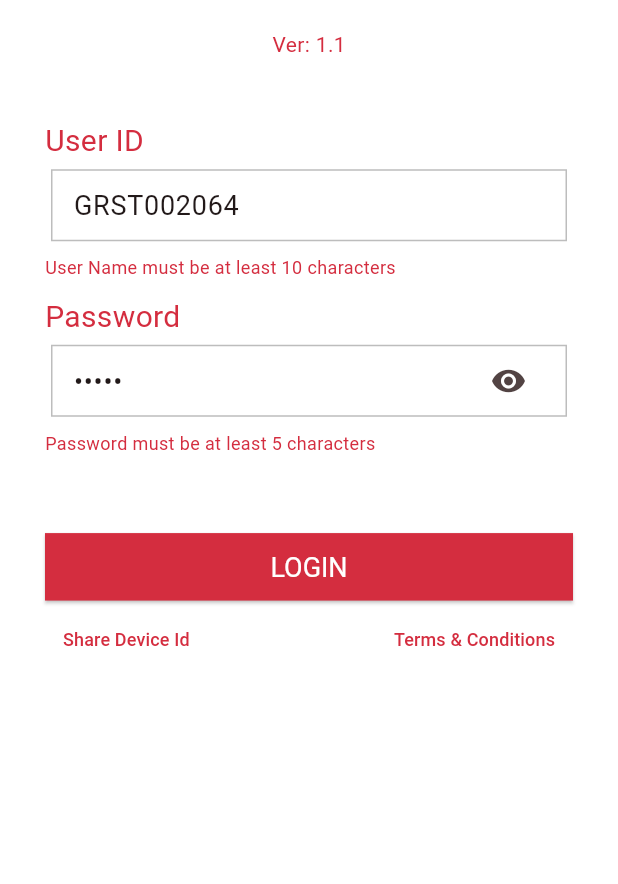
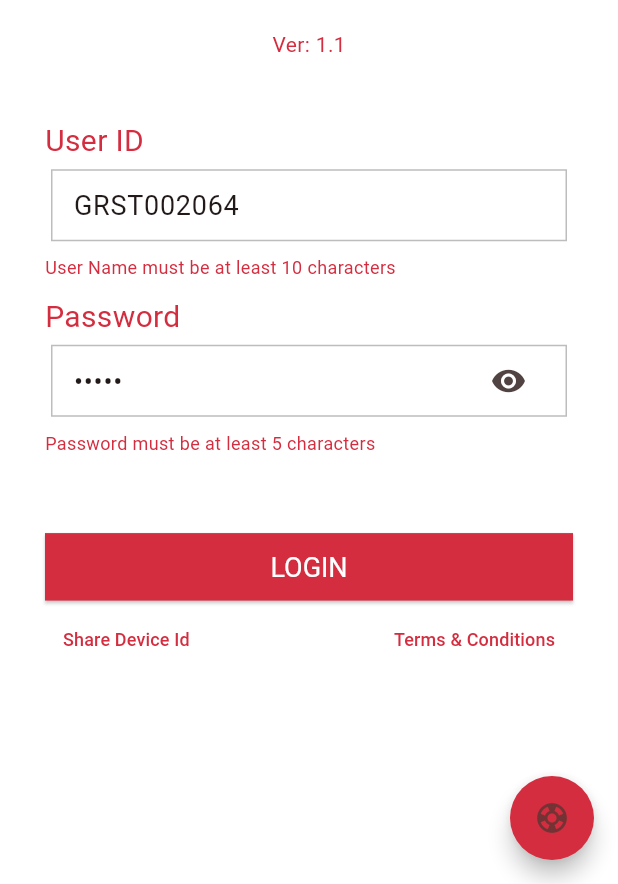
Before and after one commit to sunny-Joon/Flutter-Sourcing-App, a Flutter app: the LoginPage screen opened directly, on a phone screen of 412 x 824 dp, the part 352-1236 px from its top. Run offline on Flutter 3.47's test engine with Material 3 defaults, Android fonts, the phone set to English and light mode, and no system bars; drawn by our look-alikes of flutter_speed_dial; our stand-ins replace audioplayers, carousel_slider, curved_navigation_bar, device_info_plus, dio, flutter_easyloading and 16 more; missing offline and left inert: android_intent_plus, crop_your_image, dart:ffi, flutter_pdfview, gif, qr_code_scanner; accounts and stored records are empty; generated files the repository leaves out were written again; network calls fail.

Commit message:
2/12 fifth

```diff
--- a/lib/LoginPage.dart
+++ b/lib/LoginPage.dart
@@ -3,8 +3,11 @@ import 'package:flutter_easyloading/flutter_easyloading.dart';
 import 'package:flutter_sourcing_app/GlobalClass.dart';
 import 'package:flutter_sourcing_app/PopupDialog.dart';
 import 'package:flutter_sourcing_app/SharedeviceId.dart';
+import 'package:flutter_speed_dial/flutter_speed_dial.dart';
+import 'package:font_awesome_flutter/font_awesome_flutter.dart';
 import 'package:provider/provider.dart';
 import 'package:permission_handler/permission_handler.dart';
+import 'package:url_launcher/url_launcher.dart';
 import 'ApiService.dart';
 import 'DeviceIdGenerator.dart';
 import 'Fragments.dart';
@@ -311,45 +314,7 @@ class _LoginPageState extends State<LoginPage> {
           ],
         ),
       ),
-      /*floatingActionButton: Column(
-        mainAxisSize: MainAxisSize.min,
-        children: [
-          if (_isExpanded) ...[
-            ScaleTransition(
-              scale: _animation,
-              alignment: Alignment.bottomCenter,
-              child: _buildFab(Icons.chat, 'Chatbot', () {
-                // Your chatbot action here
-              }),
-            ),
-            ScaleTransition(
-              scale: _animation,
-              alignment: Alignment.bottomCenter,
-              child: _buildFab(Icons.email, 'Email', () {
-                // Your email action here
-              }),
-            ),
-            ScaleTransition(
-              scale: _animation,
-              alignment: Alignment.bottomCenter,
-              child: _buildFab(Icons.call, 'Call Support', () {
-                // Your call support action here
-              }),
-            ),
-            ScaleTransition(
-              scale: _animation,
-              alignment: Alignment.bottomCenter,
-              child: _buildFab(Icons.call, 'WhatsApp', () {
-                // Your WhatsApp action here
-              }),
-            ),
-          ],
-          FloatingActionButton(
-            onPressed: _toggle,
-            child: Icon(_isExpanded ? Icons.close : Icons.add),
-          ),
-        ],
-      ),*/
+      floatingActionButton: buildSupportFAB(),
     );
   }
 
@@ -474,42 +439,25 @@ class _LoginPageState extends State<LoginPage> {
     });
   }
 
-  Widget _buildFab(IconData icon, String tooltip, VoidCallback onPressed) {
-    return Container(
-      margin: EdgeInsets.symmetric(vertical: 5.0),
-      child: FloatingActionButton(
-        onPressed: onPressed,
-        tooltip: tooltip,
-        child: Icon(icon),
-      ),
-    );
+  Future<void> _launchURLBrowser(String url) async {
+    final Uri _url = Uri.parse(url);
+    if (!await launchUrl(_url, mode: LaunchMode.externalApplication)) {
+      throw Exception('Could not launch $_url');
+    }
   }
-
-  /*void _toggle() {
-    setState(() {
-      _isExpanded = !_isExpanded;
-      if (_isExpanded) {
-        _controller.forward();
-      } else {
-        _controller.reverse();
-      }
-    });
-  }*/
-
 
   Widget _buildMenuButton(BuildContext context) {
     return PopupMenuButton<String>(
       onSelected: (String value) {
+        String url = '';
         if (value == 'App Link') {
-          // Navigate to the app link page
-          // Navigator.push(context, MaterialPageRoute(builder: (context) => AppLinkPage()));
+          url = 'https://erpservice.paisalo.in:980/PDL.Mobile.Api/api/ApkApp/paisaloSourcingApp';
         } else if (value == 'RD Service Link') {
-          // Navigate to the RD service link page
-          // Navigator.push(context, MaterialPageRoute(builder: (context) => RDServiceLinkPage()));
+          url = 'https://erpservice.paisalo.in:980/PDL.Mobile.Api/api/ApkApp/AndroidRDService';
         } else if (value == 'NSDL Link') {
-          // Navigate to the NSDL link page
-          // Navigator.push(context, MaterialPageRoute(builder: (context) => NSDLLinkPage()));
+          url = 'https://erpservice.paisalo.in:980/PDL.Mobile.Api/api/ApkApp/AndroidNSDL';
         }
+        _launchURLBrowser(url);
       },
       itemBuilder: (BuildContext context) => [
         // App Link Item
@@ -570,4 +518,73 @@ class _LoginPageState extends State<LoginPage> {
       child: Icon(icon, size: 16, color: color),
     );
   }
+
+  Widget buildSupportFAB() {
+    return SpeedDial(
+      icon: Icons.support,
+      activeIcon: Icons.close,
+      backgroundColor: Color(0xFFD42D3F),
+      overlayColor: Colors.black,
+      overlayOpacity: 0.5,
+      children: [
+        SpeedDialChild(
+          child: Icon(Icons.chat),
+          label: 'Chatbot',
+          onTap: () => _launchURL('https://your-chatbot-url.com'),
+        ),
+        SpeedDialChild(
+          child: Icon(FontAwesomeIcons.whatsapp),
+          label: 'WhatsApp Support',
+          onTap: () => _launchURL('https://wa.me/8595847059'),
+        ),
+        SpeedDialChild(
+          child: Icon(Icons.call),
+          label: 'Call Support',
+          onTap: () => _makePhoneCall('91:+8595847059'),
+        ),
+        SpeedDialChild(
+          child: Icon(Icons.message),
+          label: 'Text Support',
+          onTap: () => _sendTextMessage('91:+8595847059'),
+        ),
+        SpeedDialChild(
+          child: Icon(Icons.email),
+          label: 'Email Support',
+          onTap: () => _sendEmail('techsupport1@paisalo.in'),
+        ),
+      ],
+    );
+  }
+  Future<void> _launchURL(String url) async {
+    final Uri uri = Uri.parse(url);
+    if (await canLaunchUrl(uri)) {
+      await launchUrl(uri);
+    } else {
+      throw 'Could not launch $url';
+    }
+  }
+
+  Future<void> _makePhoneCall(String phoneNumber) async {
+    final Uri launchUri = Uri(
+      scheme: 'tel',
+      path: phoneNumber,
+    );
+    await launchUrl(launchUri);
+  }
+
+  Future<void> _sendTextMessage(String phoneNumber) async {
+    final Uri launchUri = Uri(
+      scheme: 'sms',
+      path: phoneNumber,
+    );
+    await launchUrl(launchUri);
+  }
+
+  Future<void> _sendEmail(String emailAddress) async {
+    final Uri launchUri = Uri(
+      scheme: 'mailto',
+      path: emailAddress,
+    );
+    await launchUrl(launchUri);
+  }
 }
--- a/pubspec.yaml
+++ b/pubspec.yaml
@@ -62,6 +62,9 @@ dependencies:
   audioplayers: ^6.1.0
   carousel_slider: ^5.0.0
   android_intent_plus: ^5.1.0
+  flutter_speed_dial: ^7.0.0
+  font_awesome_flutter: ^10.8.0
+
   xml: ^6.2.2
   google_fonts: ^6.2.1
   geocoding: ^3.0.0
```
Also changed, not shown: pubspec.lock.
